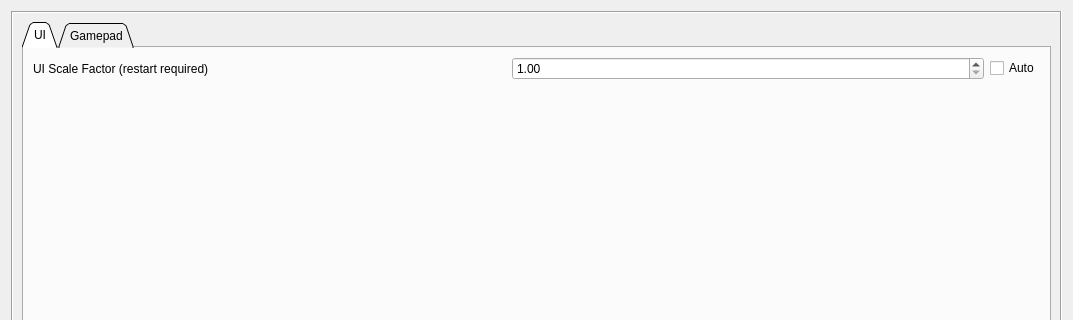
vedderb/vesc_tool, file pages/pagesettings.ui: the form before one commit; both pictures show x 0 to 1073 and y 0 to 320 of the 1073 by 551 pixel window.
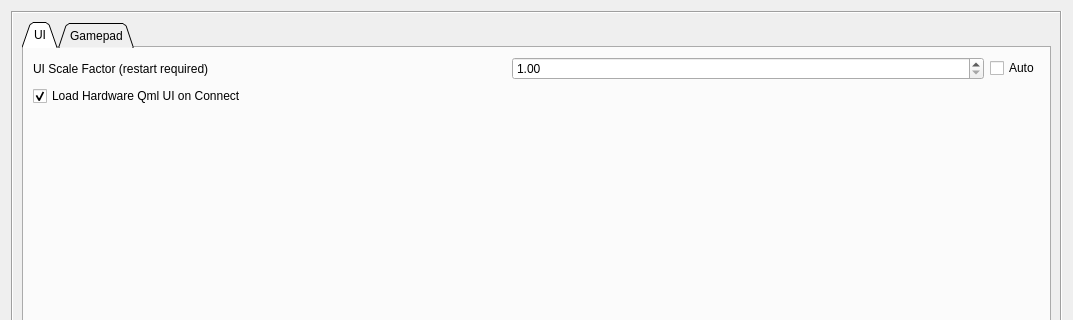
The form after the commit. Icons and pictures are not drawn. Custom widgets are drawn as their Qt base class.

Diff of the .ui file:
```diff
--- a/pages/pagesettings.ui
+++ b/pages/pagesettings.ui
@@ -82,6 +82,16 @@
             </item>
            </layout>
           </item>
+          <item>
+           <widget class="QCheckBox" name="loadQmlUiConnectBox">
+            <property name="text">
+             <string>Load Hardware Qml UI on Connect</string>
+            </property>
+            <property name="checked">
+             <bool>true</bool>
+            </property>
+           </widget>
+          </item>
           <item>
            <spacer name="verticalSpacer">
             <property name="orientation">
```
